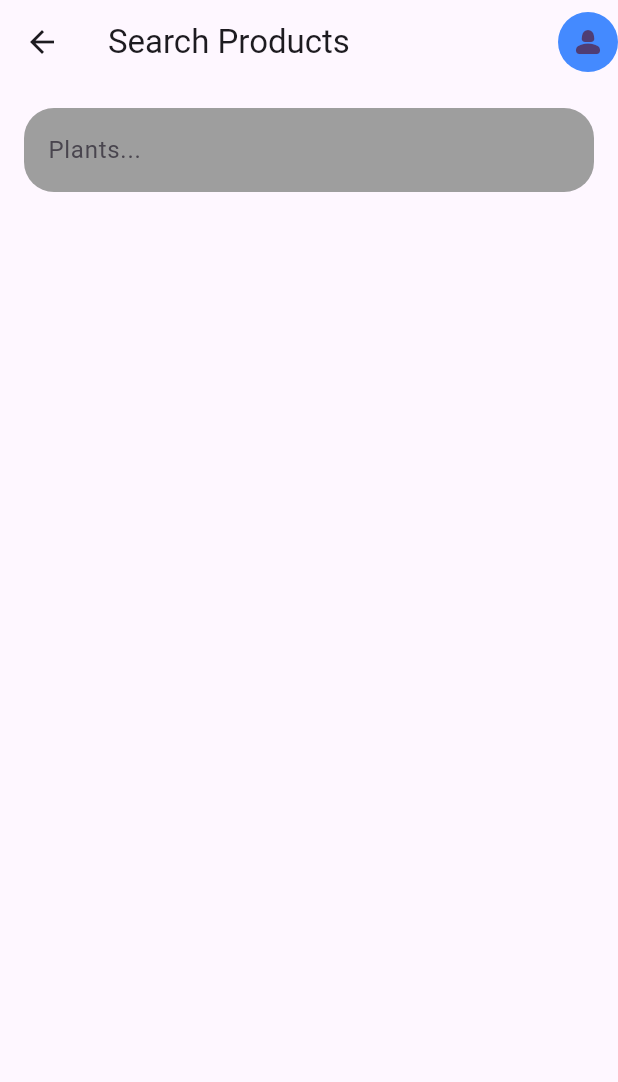
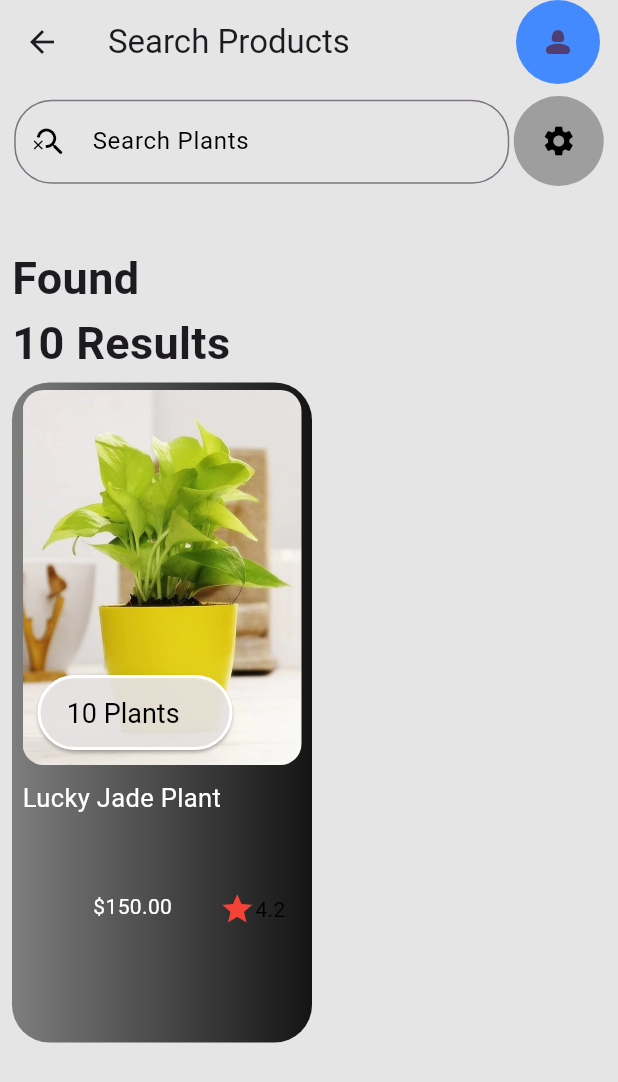
Before and after one commit to OscarNii/Plants-Shop-App-UI, a Flutter app: the Products screen opened directly, on a phone screen of 412 x 824 dp. Shown: the top 1082 px of the screen. Run offline on Flutter 3.47's test engine with Material 2 defaults, Android fonts, the phone set to English and light mode, and no system bars; our stand-ins replace animate_do, animated_splash_screen, page_transition, smooth_page_indicator.

Commit message:
Added dependencies for intl and animate_do packages. Updated pubspec.lock.

```diff
--- /dev/null
+++ b/lib/Plants/Plants.dart
@@ -0,0 +1,128 @@
+// ignore_for_file: prefer_const_literals_to_create_immutables, prefer_const_constructors
+
+import 'package:animate_do/animate_do.dart';
+import 'package:flutter/material.dart';
+import 'package:intl/intl.dart';
+
+class Plants extends StatelessWidget {
+  const Plants({
+    super.key,
+  });
+
+  @override
+  Widget build(BuildContext context) {
+    return Container(
+      width: 200,
+      height: 440,
+      padding: const EdgeInsets.symmetric(horizontal: 7, vertical: 5),
+      margin: const EdgeInsets.only(right: 7, top: 5),
+      decoration: BoxDecoration(
+          color: const Color.fromARGB(233, 247, 196, 237),
+          gradient: const LinearGradient(
+            colors: [
+              Color.fromARGB(126, 0, 0, 0),
+              Colors.black,
+            ],
+          ),
+          borderRadius: BorderRadius.circular(25)),
+      child: Column(
+        crossAxisAlignment: CrossAxisAlignment.start,
+        children: [
+          FadeInUp(
+            child: Container(
+              height: 250,
+              width: 200,
+              decoration: BoxDecoration(
+                borderRadius: BorderRadius.circular(14),
+                image: const DecorationImage(
+                    image: AssetImage("assets/plant3.png"), fit: BoxFit.cover),
+              ),
+              child: Padding(
+                padding: const EdgeInsets.all(10.0),
+                child: Stack(
+                  alignment: Alignment.bottomLeft,
+                  children: [
+                    ElevatedButton(
+                      onPressed: () {
+                        // Navigator.push(
+                        //   context,
+                        //   MaterialPageRoute(
+                        //     builder: (context) => Nextpage1(),
+                        //   ),
+                        // );
+                      },
+                      style: ElevatedButton.styleFrom(
+                        foregroundColor:
+                            const Color.fromARGB(255, 47, 130, 127),
+                        backgroundColor:
+                            const Color.fromARGB(211, 244, 240, 240),
+                        padding: const EdgeInsets.all(15.0),
+                        fixedSize: const Size(130, 50),
+                        textStyle: const TextStyle(
+                          fontSize: 18,
+                        ),
+
+                        shadowColor: Colors.grey,
+                        side: const BorderSide(color: Colors.white, width: 2),
+                        shape: const StadiumBorder(),
+                        //alignment: Alignment.center
+                      ),
+                      child: const Row(
+                        children: [
+                          Text(
+                            ' 10 Plants',
+                            style: TextStyle(color: Colors.black),
+                          ),
+                        ],
+                      ),
+                    )
+                  ],
+                ),
+              ),
+            ),
+          ),
+          const SizedBox(height: 10),
+          const Text(
+            'Lucky Jade Plant',
+            style: TextStyle(color: Colors.white, fontSize: 17),
+          ),
+          const SizedBox(height: 50),
+          Row(
+            crossAxisAlignment: CrossAxisAlignment.start,
+            mainAxisAlignment: MainAxisAlignment.spaceAround,
+            children: [
+              const SizedBox(width: 15),
+              Text(
+                NumberFormat.simpleCurrency(locale: 'en-us', decimalDigits: 2)
+                    .format(150.00),
+                style: const TextStyle(
+                    color: Colors.white,
+                    fontSize: 14,
+                    fontWeight: FontWeight.normal),
+              ),
+              Padding(
+                padding: const EdgeInsets.only(left: 10.0),
+                child: Stack(
+                  children: [
+                    const Row(
+                      children: [
+                        Icon(
+                          Icons.star,
+                          color: Colors.red,
+                        ),
+                        Text(
+                          '4.2',
+                          style: TextStyle(color: Colors.black),
+                        ),
+                      ],
+                    )
+                  ],
+                ),
+              ),
+            ],
+          ),
+        ],
+      ),
+    );
+  }
+}
--- a/lib/SearchProducts/products.dart
+++ b/lib/SearchProducts/products.dart
@@ -1,6 +1,10 @@
-// ignore_for_file: prefer_const_constructors
+// ignore_for_file: prefer_const_constructors, prefer_const_literals_to_create_immutables
 
 import 'package:flutter/material.dart';
+import 'package:animate_do/animate_do.dart';
+import 'package:intl/intl.dart';
+
+import '../Plants/Plants.dart';
 
 class Products extends StatelessWidget {
   const Products({super.key});
@@ -8,11 +12,15 @@ class Products extends StatelessWidget {
   @override
   Widget build(BuildContext context) {
     return Scaffold(
+      backgroundColor: Color.fromARGB(255, 230, 229, 229),
+      extendBody: true,
       appBar: AppBar(
+        backgroundColor: Colors.transparent,
         title: Text("Search Products"),
         //        leading: IconButton(),
         actions: [
           CircleAvatar(
+            radius: 40,
             backgroundColor: Colors.blueAccent,
             child: IconButton(
               onPressed: () {},
@@ -21,27 +29,64 @@ class Products extends StatelessWidget {
           ),
         ],
       ),
-      body: Container(
-        margin: EdgeInsets.all(16.0),
-        decoration: BoxDecoration(
-          color: Colors.grey,
-          borderRadius: BorderRadius.circular(20.0),
+      body: Padding(
+        padding: const EdgeInsets.all(8.0),
+        child: Column(
+          crossAxisAlignment: CrossAxisAlignment.start,
+          children: [
+            Row(
+              mainAxisAlignment: MainAxisAlignment.spaceAround,
+              children: [
+                Container(
+                  height: 75,
+                  width: 330,
+                  child: TextField(
+                    style: TextStyle(color: Colors.black),
+                    decoration: InputDecoration(
+                      labelText: "Search Plants",
+                      labelStyle: TextStyle(color: Colors.black),
+                      border: OutlineInputBorder(
+                        borderRadius: BorderRadius.circular(25),
+                      ),
+                      prefixIcon: Icon(
+                        Icons.search_off_rounded,
+                        color: Colors.black,
+                      ),
+                      hintMaxLines: 4,
+                    ),
+                  ),
+                ),
+                Padding(
+                  padding: const EdgeInsets.only(bottom: 20),
+                  child: CircleAvatar(
+                    radius: 30,
+                    backgroundColor: Colors.grey,
+                    child: Icon(
+                      Icons.settings,
+                      color: Colors.black,
+                    ),
+                  ),
+                )
+              ],
+            ),
+            SizedBox(height: 20),
+            Text(
+              "Found",
+              style: TextStyle(
+                fontWeight: FontWeight.bold,
+                fontSize: 30,
+              ),
+            ),
+            Text(
+              "10 Results",
+              style: TextStyle(
+                fontWeight: FontWeight.bold,
+                fontSize: 30,
+              ),
+            ),
+            Plants(),
+          ],
         ),
-        child: TextField(
-          decoration: InputDecoration(
-            hintText: 'Plants...',
-            contentPadding: EdgeInsets.all(16.0),
-            border: InputBorder.none,
-            // suffixIcon: Icon(Icons.search),
-          ),
-          onChanged: (value) {
-            // Handle search input here
-          },
-          style: TextStyle(color: Colors.black),
-          cursorColor: Colors.white,
-          // Set overflow to visible
-        ),
-
       ),
     );
   }
--- a/pubspec.yaml
+++ b/pubspec.yaml
@@ -37,6 +37,8 @@ dependencies:
   cupertino_icons: ^1.0.2
   animated_splash_screen: ^1.3.0
   smooth_page_indicator: ^1.1.0
+  animate_do: ^3.1.2
+  intl: ^0.18.1
 
 dev_dependencies:
   flutter_test:
```
Also changed, not shown: pubspec.lock.
